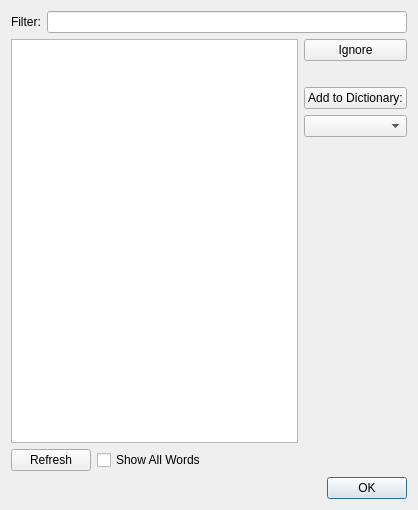
Qt form src/Sigil/Form_Files/SpellcheckEditor.ui (Sigil-Ebook/Sigil) before a commit.
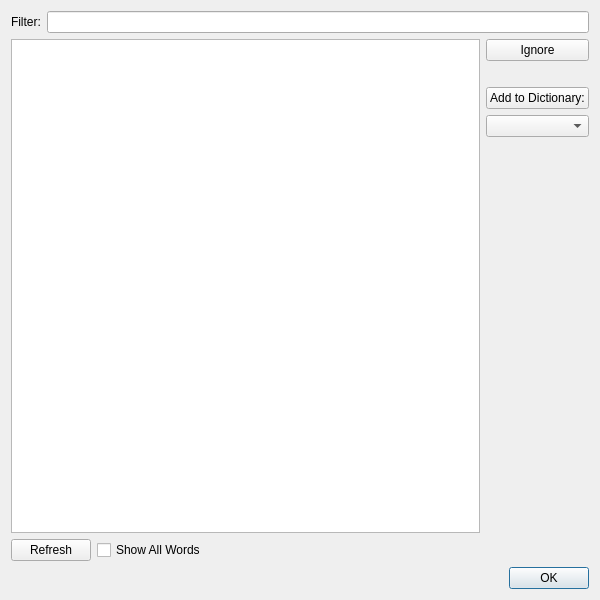
The same form after that commit.

The edit to the form file:
```diff
--- a/src/Sigil/Form_Files/SpellcheckEditor.ui
+++ b/src/Sigil/Form_Files/SpellcheckEditor.ui
@@ -6,8 +6,8 @@
    <rect>
     <x>0</x>
     <y>0</y>
-    <width>418</width>
-    <height>510</height>
+    <width>600</width>
+    <height>600</height>
    </rect>
   </property>
   <property name="windowTitle">
```
